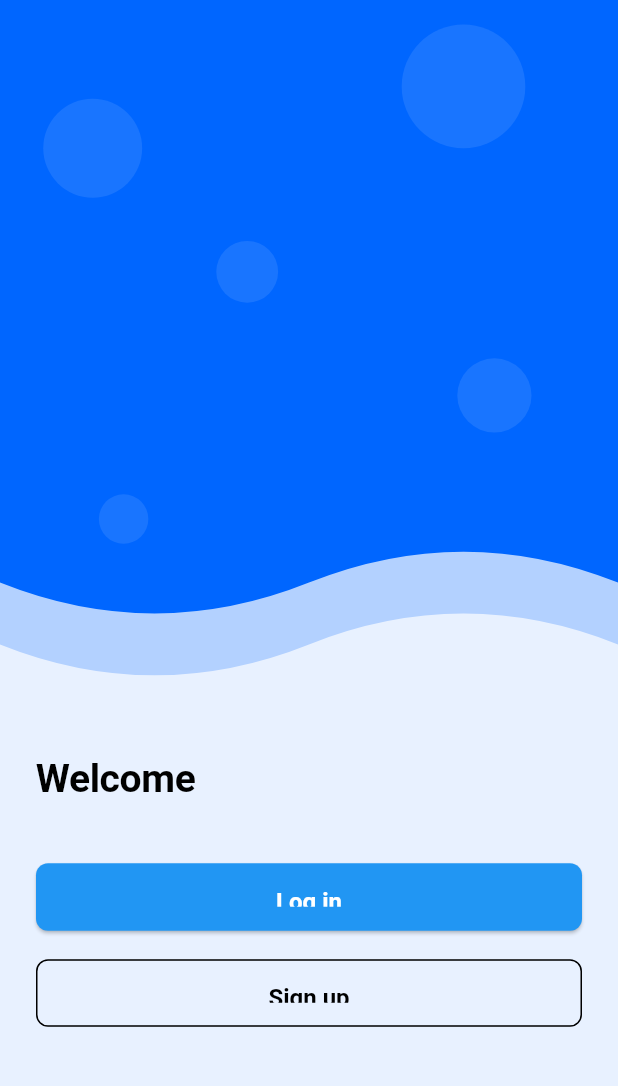
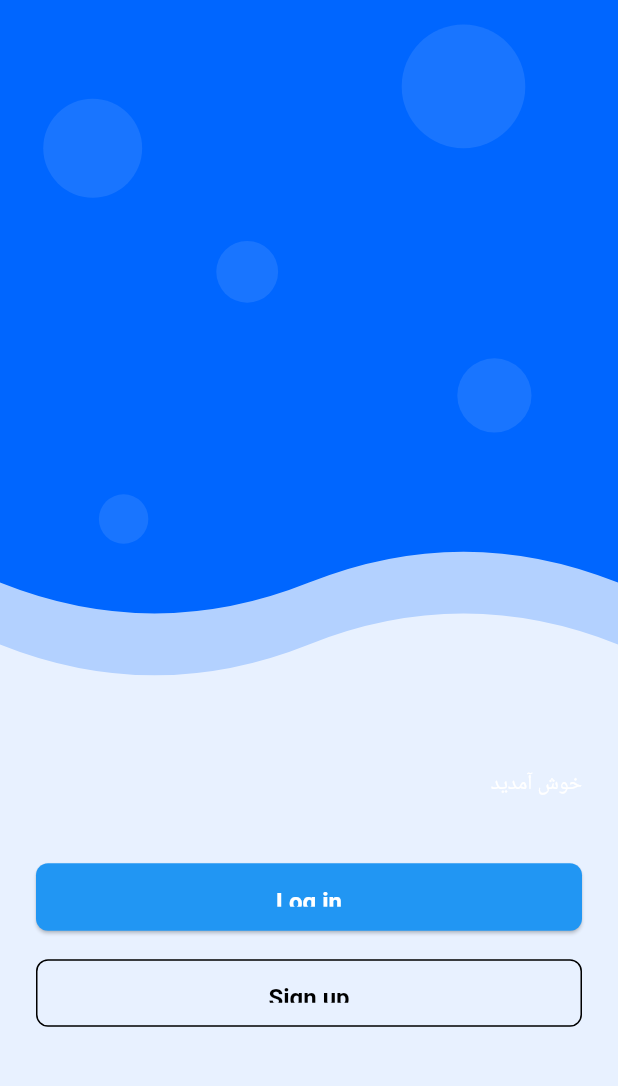
Before and after one commit to Yunis-rgbdev/PhysioConnect, a Flutter app: the screen it shows after launch, on a phone screen of 412 x 824 dp, the part 99-1185 px from its top. Run offline on Flutter 3.47's test engine with Material 3 defaults, Android fonts, the phone set to English and light mode, and no system bars; our stand-ins replace get; missing offline and left inert: persian_fonts.

Commit message:
commit resolve

```diff
--- a/frontend/lib/main.dart
+++ b/frontend/lib/main.dart
@@ -66,9 +66,11 @@ class MyApp extends StatelessWidget {
         ),
         outlinedButtonTheme: OutlinedButtonThemeData(
           style: OutlinedButton.styleFrom(
+            elevation: 6,
             foregroundColor: Colors.white,
             side: const BorderSide(color: Colors.black),
             padding: const EdgeInsets.symmetric(vertical: 16),
+
             shape: RoundedRectangleBorder(
               borderRadius: BorderRadius.circular(8),
             ),
--- a/frontend/lib/welcome_page/welcome_view.dart
+++ b/frontend/lib/welcome_page/welcome_view.dart
@@ -1,4 +1,5 @@
 import 'package:flutter/material.dart';
+import 'package:persian_fonts/persian_fonts.dart';
 
 
 class WavePatternPainter extends CustomPainter {
@@ -119,9 +120,12 @@ class WelcomeScreen extends StatelessWidget {
                     ),
                   ),
                   const Spacer(),
-                  Text(
-                    'Welcome',
-                    style: Theme.of(context).textTheme.displayLarge,
+                  Align(
+                    alignment: Alignment.centerRight,
+                    child: Text(
+                      'خوش آمدید',
+                      style: PersianFonts.Yekan.copyWith(color: Colors.black, fontSize: 28, fontWeight: FontWeight.bold),
+                    ),
                   ),
                   const SizedBox(height: 8),
 
--- a/frontend/pubspec.yaml
+++ b/frontend/pubspec.yaml
@@ -36,6 +36,8 @@ dependencies:
   cupertino_icons: ^1.0.8
   get: ^4.7.2
   http: ^1.3.0
+  persian_fonts: ^1.0.6
+
 
 dev_dependencies:
   flutter_test:
```
Also changed, not shown: frontend/pubspec.lock, 2 other files.
